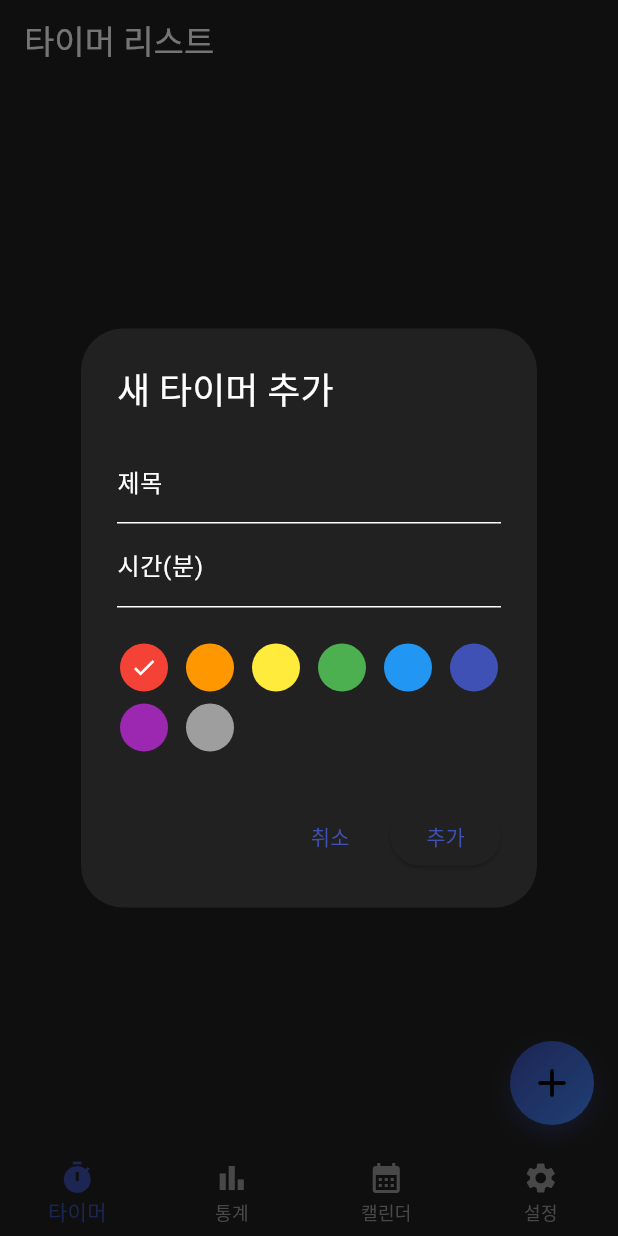
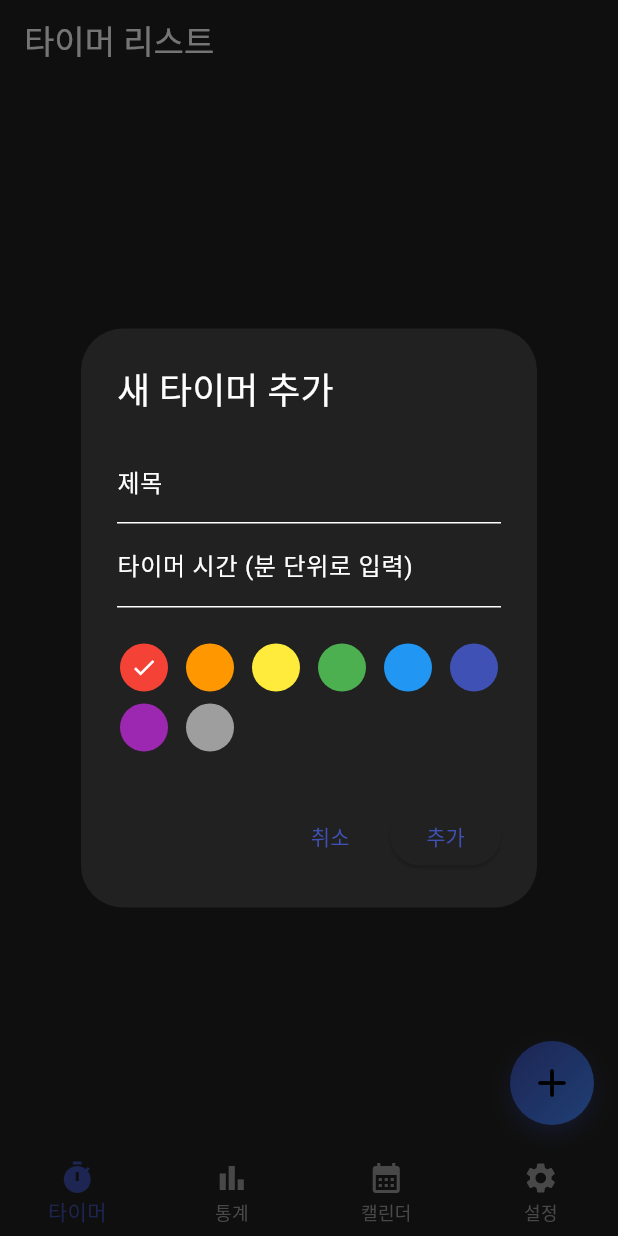
Before and after one commit to dahli4/timerapp, a Flutter app: the screen it shows after launch, after a tap on the "add" icon, on a phone screen of 412 x 824 dp. Run offline on Flutter 3.47's test engine with Material 3 defaults, Android fonts, the light colour scheme and no system bars; our stand-ins replace hive, hive_flutter, table_calendar; accounts and stored records are empty.

```diff
--- a/lib/features/timer_list/timer_list_dialogs.dart
+++ b/lib/features/timer_list/timer_list_dialogs.dart
@@ -33,7 +33,9 @@ Future<void> showTimerDialog({
               ),
               TextField(
                 controller: durationController,
-                decoration: const InputDecoration(labelText: '시간(분)'),
+                decoration: const InputDecoration(
+                  labelText: '타이머 시간 (분 단위로 입력)',
+                ),
                 keyboardType: TextInputType.number,
               ),
               const SizedBox(height: 16),
```
Also changed, not shown: lib/features/timer_list/timer_list_screen.dart (+23 -2 lines).
